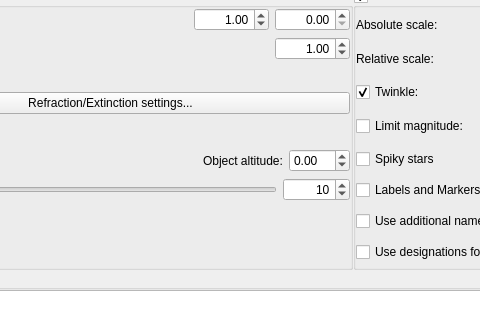
Before: the Qt Designer form src/gui/viewDialog.ui in Stellarium/stellarium, drawn with Qt 5; both pictures show x 658 to 1138 and y 112 to 432 of the 1335 by 767 pixel window.
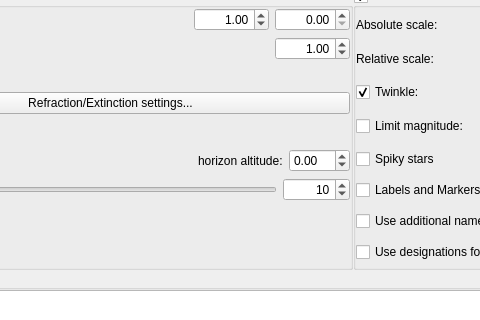
After: the same form once the commit is applied. Icons and pictures are not drawn. Custom widgets are drawn as their Qt base class.

Commit message: object altitude -> horizon

What changed in the file:
```diff
--- a/src/gui/viewDialog.ui
+++ b/src/gui/viewDialog.ui
@@ -519,7 +519,7 @@
                <item>
                 <widget class="QLabel" name="object_alt_label">
                  <property name="text">
-                  <string>Object altitude:</string>
+                  <string>horizon altitude:</string>
                  </property>
                  <property name="buddy">
                   <cstring>objectAltitudeDoubleSpinbox</cstring>
```
Left out of the diff: 8 changed lines with no effect on the pictures. The commit also changes 7 other files.
